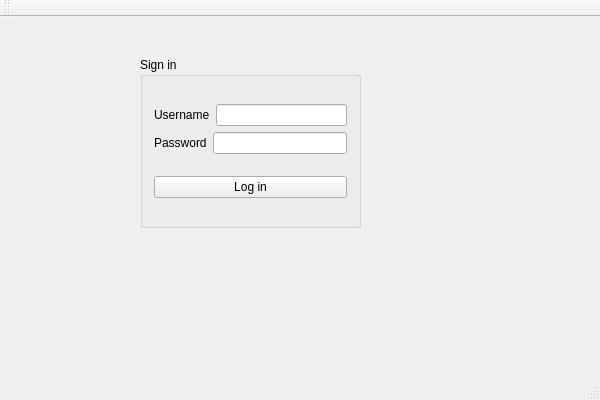
This is SkribblFakeClient/SkribblFakeClient.ui in raulbucur01/EchipaTeam_MC as Qt 5 draws it before an edit. The edited form follows.
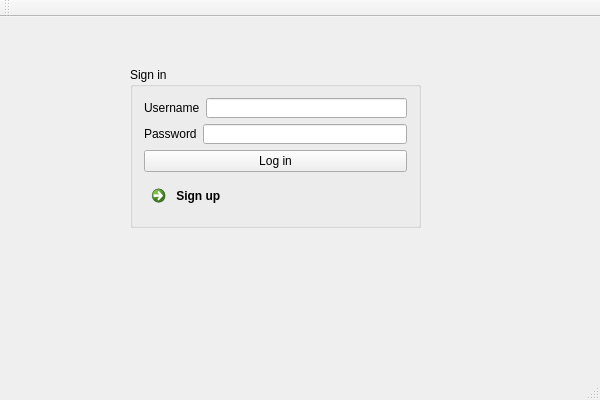
This is the edited form.

Commit message: Client test functional

Diff of the .ui file:
```diff
--- a/SkribblFakeClient/SkribblFakeClient.ui
+++ b/SkribblFakeClient/SkribblFakeClient.ui
@@ -17,10 +17,10 @@
    <widget class="QGroupBox" name="groupBox">
     <property name="geometry">
      <rect>
-      <x>140</x>
-      <y>40</y>
-      <width>221</width>
-      <height>171</height>
+      <x>130</x>
+      <y>50</y>
+      <width>291</width>
+      <height>161</height>
      </rect>
     </property>
     <property name="title">
@@ -66,6 +66,13 @@
        </property>
       </widget>
      </item>
+     <item>
+      <widget class="QCommandLinkButton" name="commandLinkButton">
+       <property name="text">
+        <string> Sign up</string>
+       </property>
+      </widget>
+     </item>
     </layout>
    </widget>
   </widget>
```
The commit also changes 1 other file.
